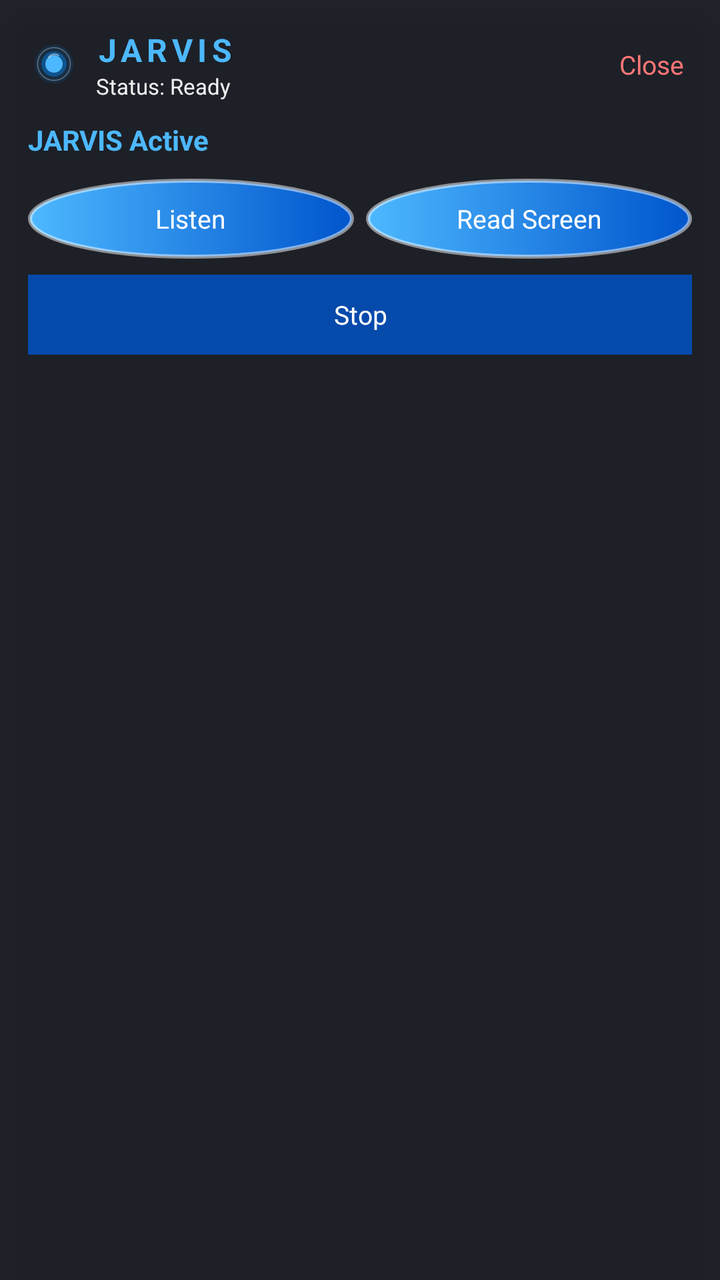
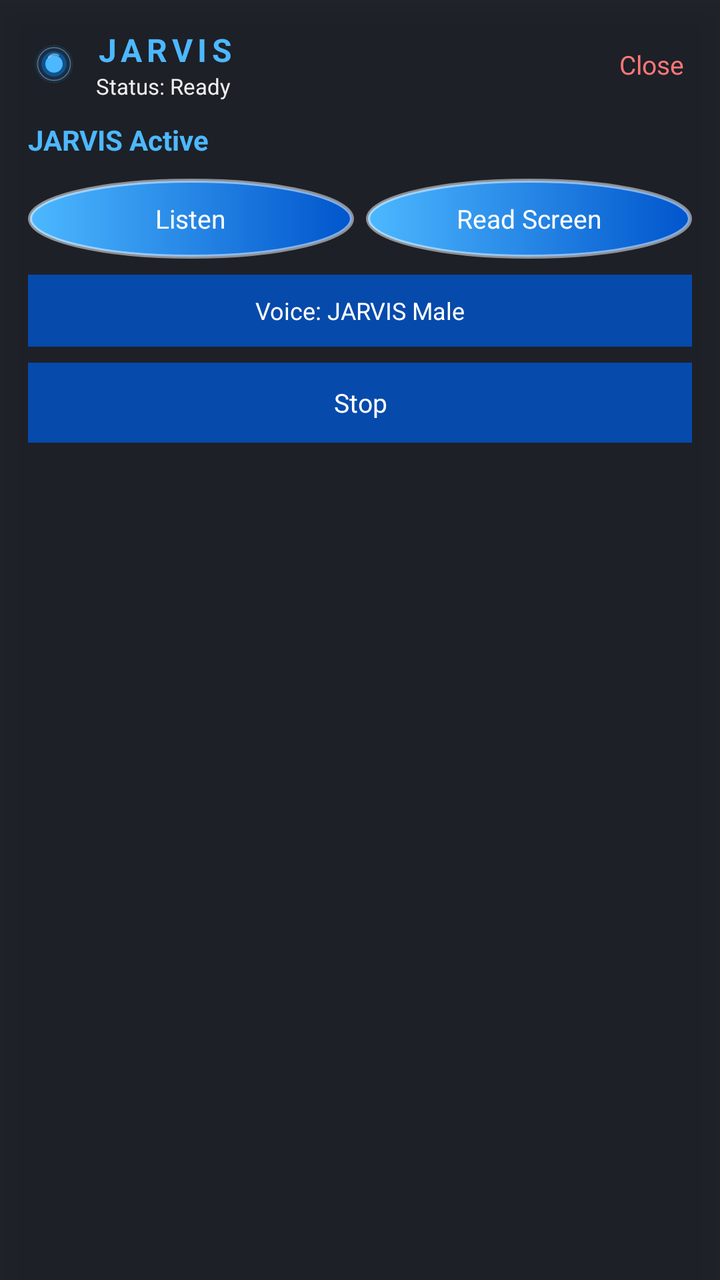

An Android layout rendered at two revisions. The XML below is the earlier revision; the diff shows what the commit changed to produce the second picture.
<!-- AndroidManifest.xml: application theme Theme.AfrozVoiceBubble -->
<!-- res/layout/jarvis_card.xml -->
<?xml version="1.0" encoding="utf-8"?>
<LinearLayout xmlns:android="http://schemas.android.com/apk/res/android"
    android:id="@+id/jarvis_card"
    android:layout_width="240dp"
    android:layout_height="wrap_content"
    android:orientation="vertical"
    android:background="#E60A0E16"
    android:padding="14dp"
    android:elevation="10dp"
    android:clickable="true"
    android:focusable="true">

    <LinearLayout
        android:layout_width="match_parent"
        android:layout_height="wrap_content"
        android:orientation="horizontal"
        android:gravity="center_vertical"
        android:layout_marginBottom="10dp">

        <ImageView
            android:layout_width="26dp"
            android:layout_height="26dp"
            android:src="@drawable/ic_jarvis_logo"
            android:contentDescription="@string/assistant_title" />

        <LinearLayout
            android:layout_width="0dp"
            android:layout_height="wrap_content"
            android:layout_weight="1"
            android:orientation="vertical"
            android:layout_marginStart="8dp">

            <TextView
                android:layout_width="wrap_content"
                android:layout_height="wrap_content"
                android:text="@string/assistant_title"
                android:textColor="#4DB8FF"
                android:textSize="16sp"
                android:textStyle="bold"
                android:letterSpacing="0.15" />

            <TextView
                android:id="@+id/jarvis_status"
                android:layout_width="wrap_content"
                android:layout_height="wrap_content"
                android:text="@string/status_ready"
                android:textColor="@color/text_light"
                android:textSize="11sp" />
        </LinearLayout>

        <TextView
            android:id="@+id/jarvis_close"
            android:layout_width="wrap_content"
            android:layout_height="wrap_content"
            android:text="@string/btn_close"
            android:textColor="#FF7777"
            android:textSize="13sp"
            android:padding="4dp"
            android:clickable="true"
            android:focusable="true" />
    </LinearLayout>

    <TextView
        android:id="@+id/jarvis_big_status"
        android:layout_width="match_parent"
        android:layout_height="wrap_content"
        android:text="@string/jarvis_active"
        android:textColor="#4DB8FF"
        android:textSize="14sp"
        android:textStyle="bold"
        android:layout_marginBottom="10dp" />

    <LinearLayout
        android:layout_width="match_parent"
        android:layout_height="wrap_content"
        android:orientation="horizontal"
        android:gravity="center_horizontal">

        <TextView
            android:id="@+id/jarvis_listen"
            android:layout_width="0dp"
            android:layout_height="40dp"
            android:layout_weight="1"
            android:gravity="center"
            android:text="@string/btn_listen"
            android:textColor="@color/white"
            android:textSize="13sp"
            android:background="@drawable/bubble_bg"
            android:layout_marginEnd="6dp"
            android:clickable="true"
            android:focusable="true" />

        <TextView
            android:id="@+id/jarvis_read"
            android:layout_width="0dp"
            android:layout_height="40dp"
            android:layout_weight="1"
            android:gravity="center"
            android:text="@string/btn_read_screen"
            android:textColor="@color/white"
            android:textSize="13sp"
            android:background="@drawable/bubble_bg"
            android:clickable="true"
            android:focusable="true" />
    </LinearLayout>

    <TextView
        android:id="@+id/jarvis_stop"
        android:layout_width="match_parent"
        android:layout_height="40dp"
        android:gravity="center"
        android:text="@string/btn_stop"
        android:textColor="@color/white"
        android:textSize="13sp"
        android:background="@color/bubble_dark"
        android:layout_marginTop="8dp"
        android:clickable="true"
        android:focusable="true" />

</LinearLayout>
<!-- resources referenced by this layout -->
<resources>
  <color name="bubble_dark">#CC0055CC</color>
  <color name="text_light">#EEEEEE</color>
  <color name="white">#FFFFFF</color>
  <!-- drawable bubble_bg (drawable) -->
  <?xml version="1.0" encoding="utf-8"?>
  <shape xmlns:android="http://schemas.android.com/apk/res/android"
      android:shape="oval">
      <gradient
          android:startColor="#4DB8FF"
          android:endColor="#0055CC"
          android:angle="0" />
      <stroke
          android:width="2dp"
          android:color="#80FFFFFF" />
  </shape>
  <!-- drawable ic_jarvis_logo (drawable) -->
  <?xml version="1.0" encoding="utf-8"?>
  <vector xmlns:android="http://schemas.android.com/apk/res/android"
      android:width="108dp"
      android:height="108dp"
      android:viewportWidth="108"
      android:viewportHeight="108">
  
      
      <path
          android:pathData="M54,54m-40,0a40,40 0,1 1,80 0a40,40 0,1 1,-80 0"
          android:fillColor="#22008CFF" />
  
      
      <path
          android:pathData="M54,54m-26,0a26,26 0,1 1,52 0a26,26 0,1 1,-52 0"
          android:fillColor="#66008CFF" />
  
      
      <path
          android:pathData="M54,54m-18,0a18,18 0,1 1,36 0a18,18 0,1 1,-36 0"
          android:fillColor="#FF4DB8FF" />
  
      
      <path
          android:pathData="M43,40a15,15 0,0 1,20 -4"
          android:strokeColor="#CCFFFFFF"
          android:strokeWidth="3.5"
          android:strokeLineCap="round"
          android:fillColor="#00000000"
          android:strokeAlpha="0.55" />
  
      
      <path
          android:pathData="M54,54m-34,0a34,34 0,1 1,68 0a34,34 0,1 1,-68 0"
          android:strokeColor="#55FFFFFF"
          android:strokeWidth="2"
          android:fillColor="#00000000" />
  </vector>
  <string name="assistant_title">JARVIS</string>
  <string name="btn_close">Close</string>
  <string name="btn_listen">Listen</string>
  <string name="btn_read_screen">Read Screen</string>
  <string name="btn_stop">Stop</string>
  <string name="jarvis_active">JARVIS Active</string>
  <string name="status_ready">Status: Ready</string>
  <style name="Theme.AfrozVoiceBubble" parent="Theme.MaterialComponents.DayNight.NoActionBar">
          <item name="colorPrimary">@color/bubble_blue</item>
          <item name="colorPrimaryVariant">@color/bubble_dark</item>
          <item name="colorOnPrimary">@color/white</item>
      </style>
  <color name="bubble_blue">#FF0075FF</color>
</resources>

<!-- the commit's change to res/layout/jarvis_card.xml (unified diff, before → after) -->
@@ -105,6 +105,19 @@
     </LinearLayout>
 
     <TextView
+        android:id="@+id/jarvis_voice"
+        android:layout_width="match_parent"
+        android:layout_height="36dp"
+        android:gravity="center"
+        android:text="@string/voice_male"
+        android:textColor="@color/white"
+        android:textSize="12sp"
+        android:background="@color/bubble_dark"
+        android:layout_marginTop="8dp"
+        android:clickable="true"
+        android:focusable="true" />
+
+    <TextView
         android:id="@+id/jarvis_stop"
         android:layout_width="match_parent"
         android:layout_height="40dp"
<!-- resource entries referenced after the edit -->
@@ -61,6 +61,7 @@
   <string name="btn_stop">Stop</string>
   <string name="jarvis_active">JARVIS Active</string>
   <string name="status_ready">Status: Ready</string>
+  <string name="voice_male">Voice: JARVIS Male</string>
   <style name="Theme.AfrozVoiceBubble" parent="Theme.MaterialComponents.DayNight.NoActionBar">
           <item name="colorPrimary">@color/bubble_blue</item>
           <item name="colorPrimaryVariant">@color/bubble_dark</item>
